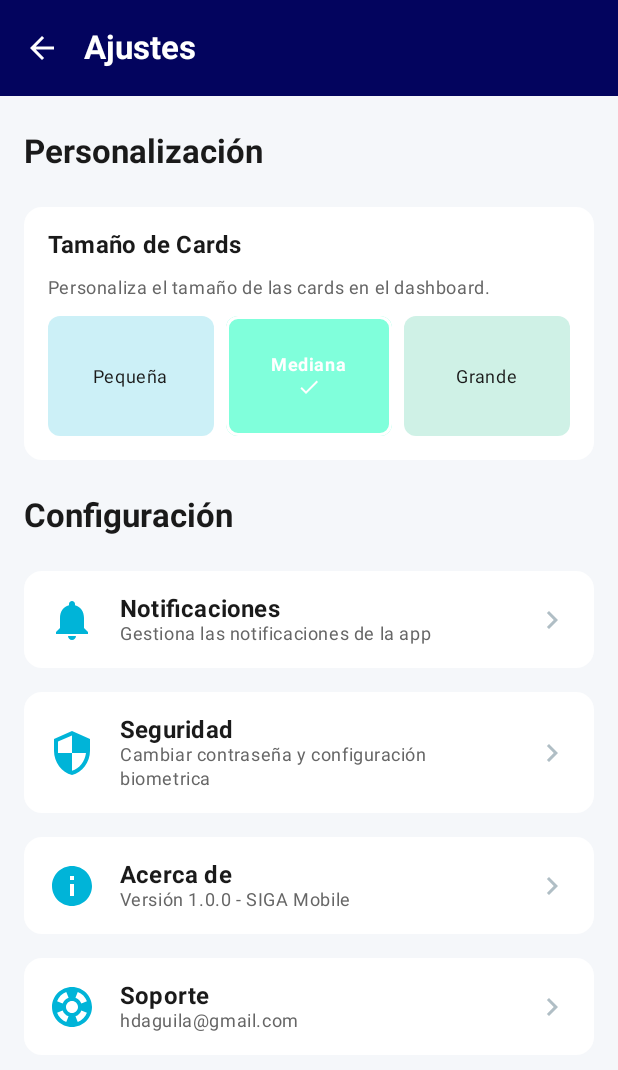
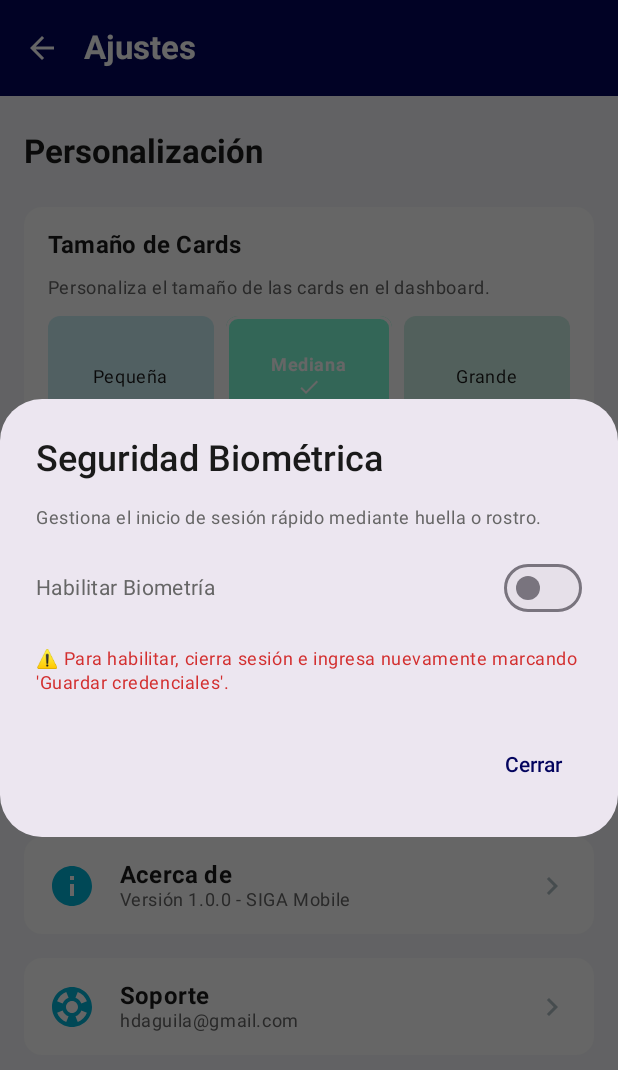
Before and after one commit to HecAguilaV/DevAppMobile, an Android app built with Jetpack Compose: the SettingsScreen screen opened through its navigation route, after a tap on "Seguridad", on a phone screen of 412 x 824 dp. Shown: the top 1070 px of the screen. Run offline under Robolectric (Android 15) with nearby library versions, the phone set to English and light mode, and no system bars.

Commit message:
Fix: Habilitar configuración de biometría en Ajustes

```diff
--- a/app/src/main/java/com/example/sigaapp/SettingsScreen.kt
+++ b/app/src/main/java/com/example/sigaapp/SettingsScreen.kt
@@ -32,6 +32,7 @@ fun SettingsScreen(
     val context = LocalContext.current
     var showAboutDialog by remember { mutableStateOf(false) }
     var showNotificationsDialog by remember { mutableStateOf(false) }
+    var showBiometricDialog by remember { mutableStateOf(false) }
 
     Scaffold(
         topBar = {
@@ -157,7 +158,7 @@ fun SettingsScreen(
                     icon = Icons.Default.Security,
                     title = "Seguridad",
                     subtitle = "Cambiar contraseña y configuración biometrica",
-                    onClick = { /* TODO implemented via library logic mainly */ }
+                    onClick = { showBiometricDialog = true }
                 )
             }
 
@@ -232,6 +233,54 @@ fun SettingsScreen(
                 dismissButton = {
                     TextButton(onClick = { showNotificationsDialog = false }) {
                         Text("Cancelar")
+                    }
+                }
+            )
+        }
+
+        if (showBiometricDialog) {
+            val isEnabled by viewModel.biometricEnabled.collectAsState()
+
+            AlertDialog(
+                onDismissRequest = { showBiometricDialog = false },
+                title = { Text("Seguridad Biométrica") },
+                text = {
+                    Column(verticalArrangement = Arrangement.spacedBy(16.dp)) {
+                        Text(
+                            text = "Gestiona el inicio de sesión rápido mediante huella o rostro.",
+                            style = MaterialTheme.typography.bodySmall,
+                            color = TextSecondary
+                        )
+                        Row(
+                             modifier = Modifier.fillMaxWidth(),
+                             horizontalArrangement = Arrangement.SpaceBetween,
+                             verticalAlignment = Alignment.CenterVertically
+                        ) {
+                            Text("Habilitar Biometría")
+                            Switch(
+                                checked = isEnabled,
+                                onCheckedChange = { checked ->
+                                    if (!checked) {
+                                        viewModel.toggleBiometric(false)
+                                    } else {
+                                        // User trying to enable
+                                        // We show a message that re-login is required if not already enabled
+                                    }
+                                }
+                            )
+                        }
+                        if (!isEnabled) {
+                             Text(
+                                text = "⚠️ Para habilitar, cierra sesión e ingresa nuevamente marcando 'Guardar credenciales'.",
+                                style = MaterialTheme.typography.bodySmall,
+                                color = AlertRed
+                            )
+                        }
+                    }
+                },
+                confirmButton = {
+                    TextButton(onClick = { showBiometricDialog = false }) {
+                        Text("Cerrar")
                     }
                 }
             )
--- a/app/src/main/java/com/example/sigaapp/data/local/SessionManager.kt
+++ b/app/src/main/java/com/example/sigaapp/data/local/SessionManager.kt
@@ -95,6 +95,12 @@ class SessionManager(context: Context) {
             .apply()
     }
 
+    fun isBiometricEnabled(): Boolean {
+        val email = prefs.getString(KEY_SAVED_EMAIL, null)
+        val pass = prefs.getString(KEY_SAVED_PASS, null)
+        return !email.isNullOrBlank() && !pass.isNullOrBlank()
+    }
+
     // Notificaciones
 
     fun getNotificationSettings(): Pair<Boolean, Boolean> {
--- a/app/src/main/java/com/example/sigaapp/ui/viewmodel/SettingsViewModel.kt
+++ b/app/src/main/java/com/example/sigaapp/ui/viewmodel/SettingsViewModel.kt
@@ -16,6 +16,9 @@ class SettingsViewModel(private val sessionManager: SessionManager) : ViewModel(
     private val _cardSize = MutableStateFlow(CardSize.MEDIUM)
     val cardSize: StateFlow<CardSize> = _cardSize.asStateFlow()
 
+    private val _biometricEnabled = MutableStateFlow(false)
+    val biometricEnabled: StateFlow<Boolean> = _biometricEnabled.asStateFlow()
+
     init {
         loadSettings()
     }
@@ -26,6 +29,25 @@ class SettingsViewModel(private val sessionManager: SessionManager) : ViewModel(
             CardSize.valueOf(savedSize)
         } catch (e: Exception) {
             CardSize.MEDIUM
+        }
+        _biometricEnabled.value = sessionManager.isBiometricEnabled()
+    }
+
+    fun toggleBiometric(enable: Boolean) {
+        if (!enable) {
+            sessionManager.clearCredentials()
+            _biometricEnabled.value = false
+        } else {
+            // Re-enabling requires saving credentials which we can't do here securely without re-entry.
+            // UI should handle the "enable" flow by prompting re-login or warning the user.
+            // For now, if the user tries to enable via switch but has no creds, it stays false.
+            if (sessionManager.isBiometricEnabled()) {
+                 _biometricEnabled.value = true
+            } else {
+                // If not enabled, we can't just flip it to true without creds.
+                // The UI will likely show a message saying "Login again to enable".
+                _biometricEnabled.value = false
+            }
         }
     }
 
```
